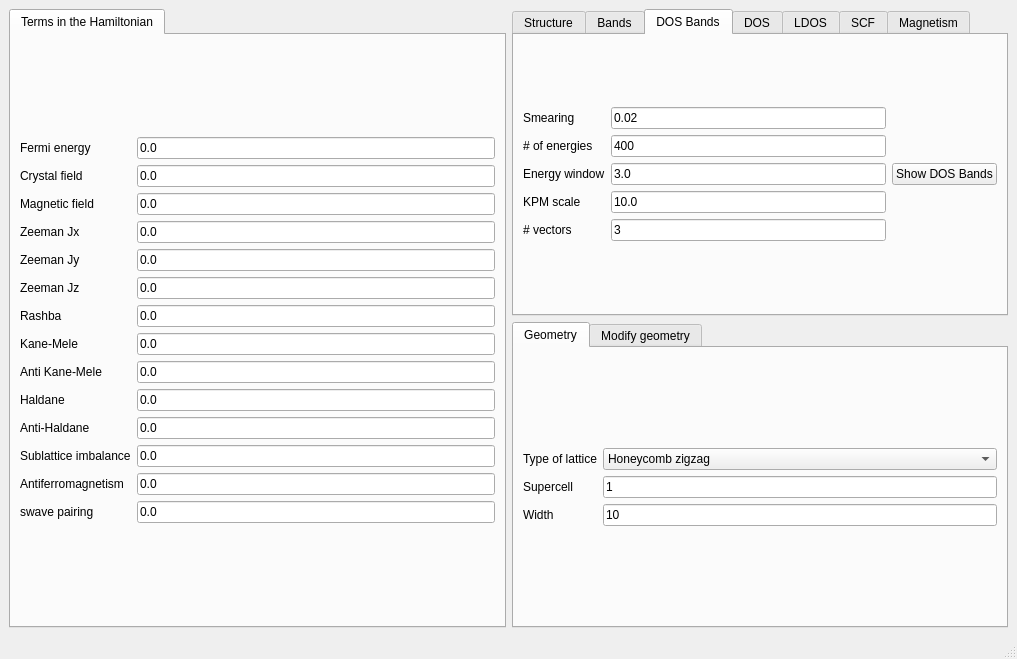
Qt form development/interface-pyqt/1d/interface.ui (joselado/quantum-honeycomp) before a commit.
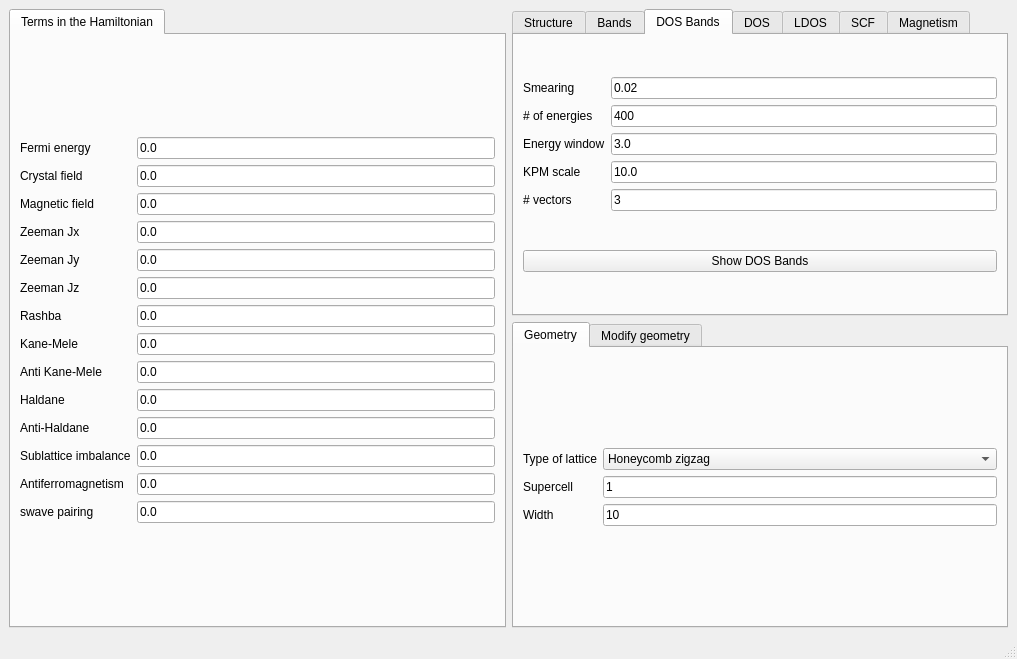
The same form after that commit. The open tabs and pages were chosen to show the change.

Patch:
```diff
--- a/development/interface-pyqt/1d/interface.ui
+++ b/development/interface-pyqt/1d/interface.ui
@@ -364,8 +364,8 @@
        <attribute name="title">
         <string>DOS Bands</string>
        </attribute>
-       <layout class="QGridLayout" name="gridLayout_13">
-        <item row="0" column="0">
+       <layout class="QVBoxLayout" name="verticalLayout_2">
+        <item>
          <layout class="QGridLayout" name="gridLayout_11">
           <item row="0" column="1">
            <widget class="QLineEdit" name="delta_kbands">
@@ -439,7 +439,7 @@
           </item>
          </layout>
         </item>
-        <item row="0" column="1">
+        <item>
          <widget class="QPushButton" name="show_dosbands">
           <property name="toolTip">
            <string>This is equivalent to band structure calculation, but it can be applied for very large systems</string>
```
